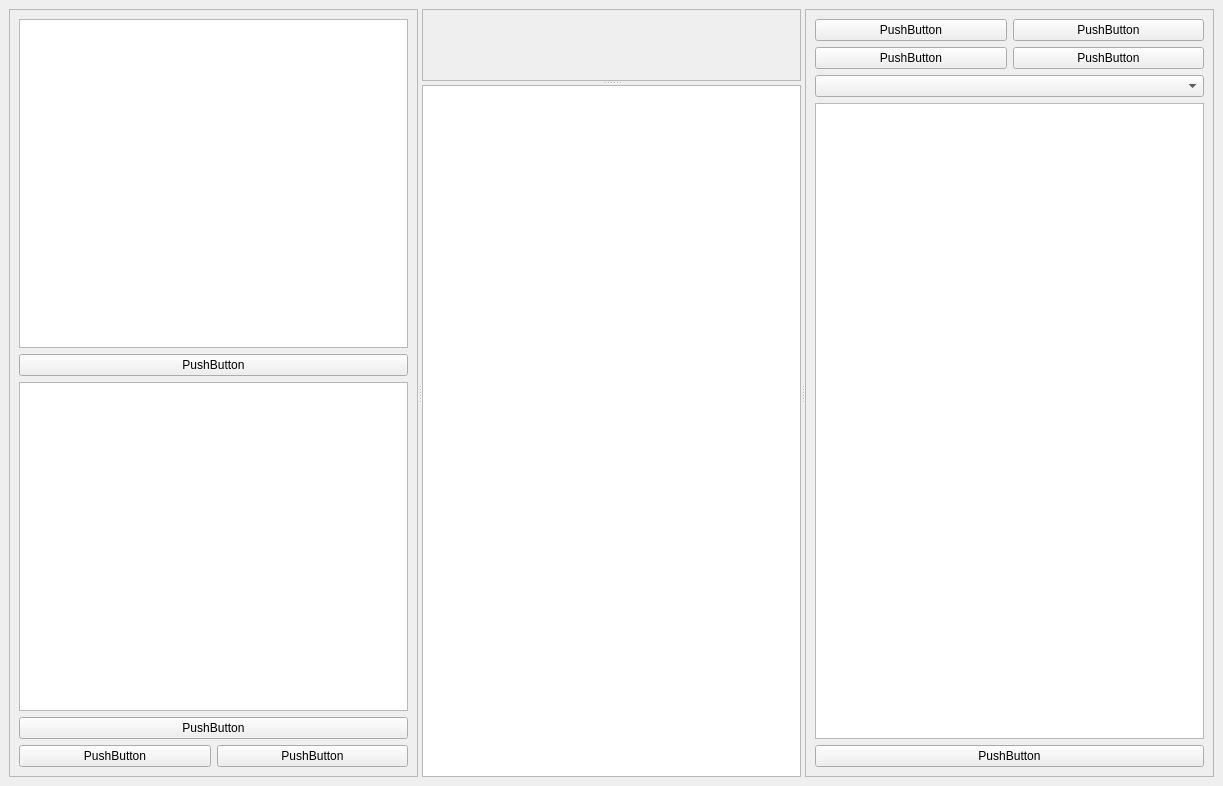
This is paws/ui/qtui/basic.ui in slaclab/paws as Qt 5 draws it before an edit. The edited form follows.
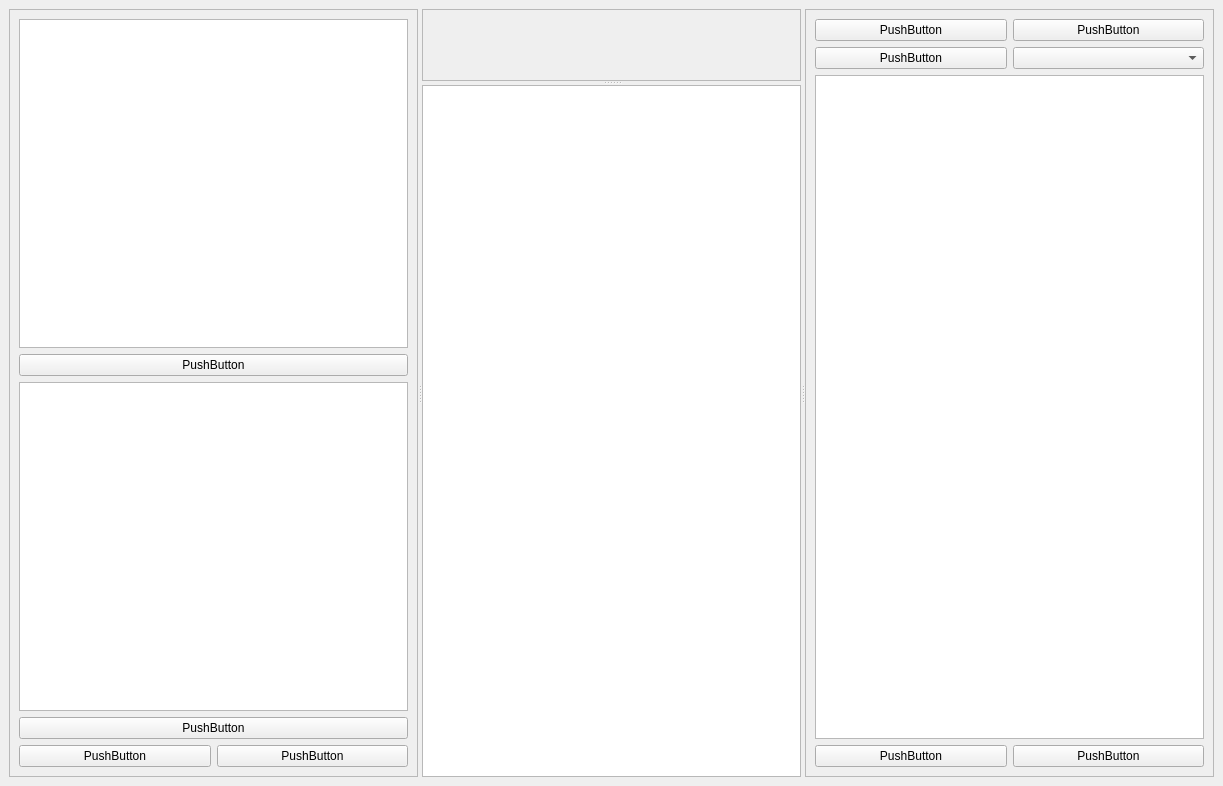
This is the edited form.

Commit message: ui adjustments around saving and loading workflows and plugins

Patch:
```diff
--- a/paws/ui/qtui/basic.ui
+++ b/paws/ui/qtui/basic.ui
@@ -111,9 +111,6 @@
           </property>
          </widget>
         </item>
-        <item row="3" column="0" colspan="2">
-         <widget class="QComboBox" name="wf_selector"/>
-        </item>
         <item row="1" column="1">
          <widget class="QPushButton" name="load_wf_button">
           <property name="text">
@@ -128,20 +125,23 @@
           </property>
          </widget>
         </item>
-        <item row="2" column="1">
+        <item row="7" column="0">
          <widget class="QPushButton" name="edit_wf_button">
           <property name="text">
            <string>PushButton</string>
           </property>
          </widget>
         </item>
-        <item row="11" column="0" colspan="2">
+        <item row="7" column="1">
          <widget class="QPushButton" name="run_wf_button">
           <property name="text">
            <string>PushButton</string>
           </property>
          </widget>
         </item>
+        <item row="2" column="1">
+         <widget class="QComboBox" name="wf_selector"/>
+        </item>
        </layout>
       </widget>
      </widget>
```
The commit also changes 1 other file.
